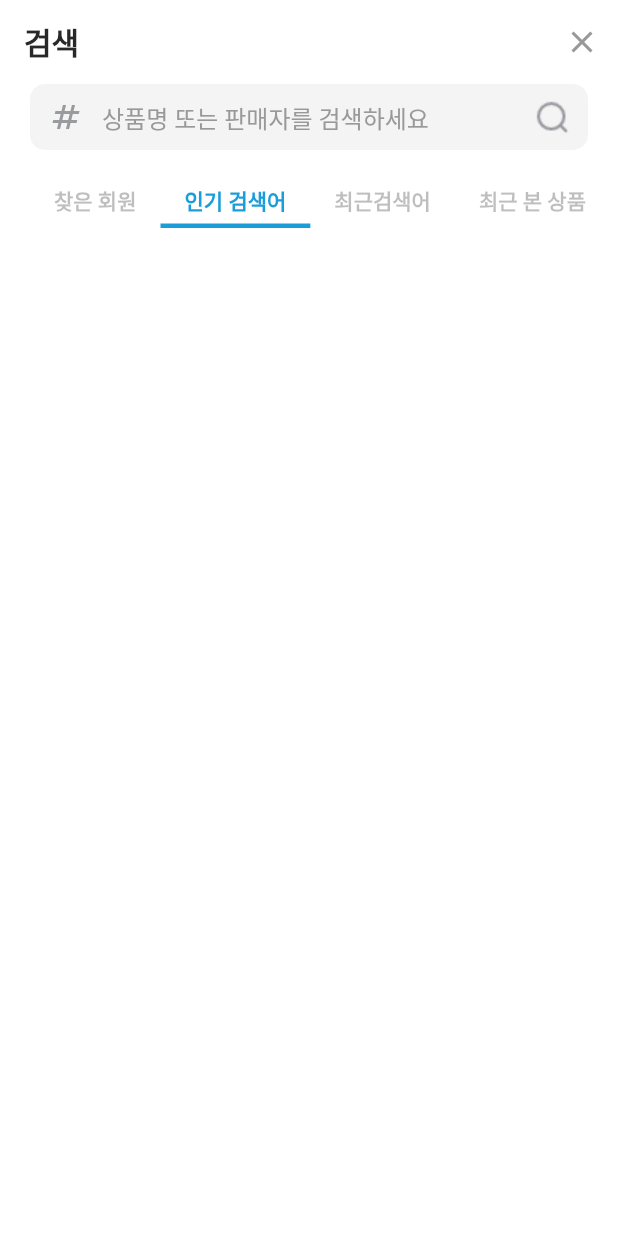
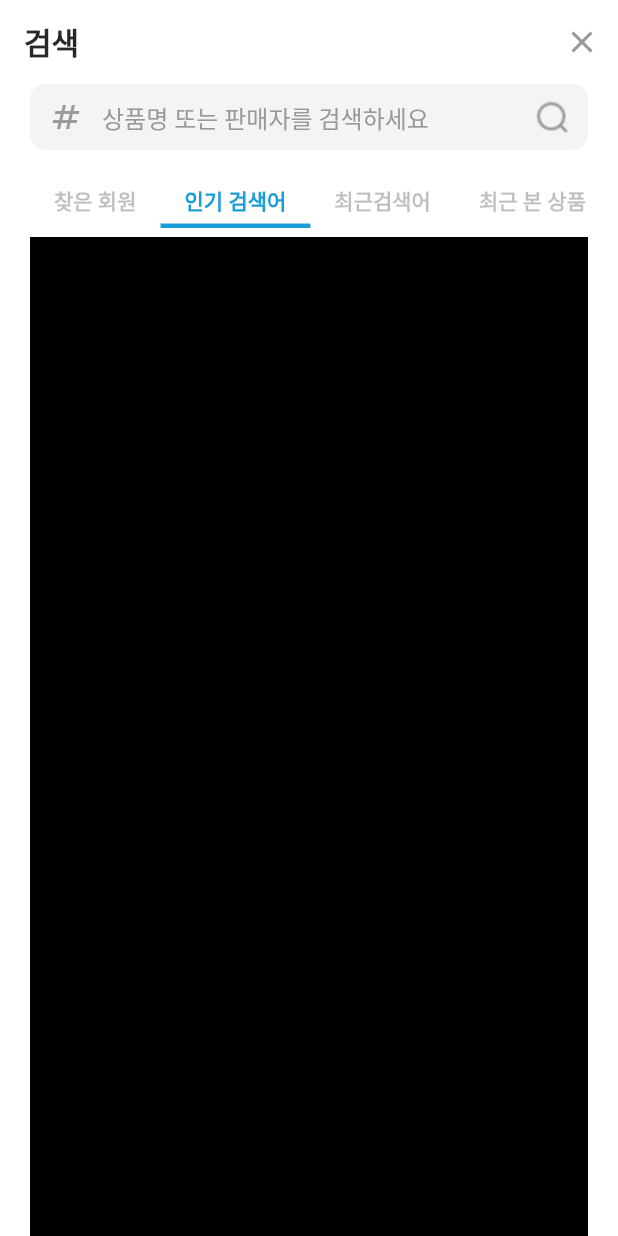
Before and after one commit to dodamtanguri/palrago_ui, a Flutter app: the RecentSearchView screen opened directly, after a tap on "인기 검색어", on a phone screen of 412 x 824 dp. Run offline on Flutter 3.47's test engine with Material 2 defaults, Android fonts, the phone set to English and light mode, and no system bars; our stand-ins replace flutter_hooks; missing offline and left inert: dart:ffi.

Commit message:
tab body test 완료

```diff
--- a/lib/feature/recent/recent_search_view.dart
+++ b/lib/feature/recent/recent_search_view.dart
@@ -1,7 +1,11 @@
 import 'package:flutter/material.dart';
 import 'package:flutter_hooks/flutter_hooks.dart';
-import 'package:palrago_ui/feature/recent/widgets/search_bar_widget_flexible.dart';
+import 'package:palrago_ui/feature/recent/enums/tab_category.dart';
+
+
 import 'package:palrago_ui/feature/recent/widgets/search_tab_bar_widget.dart';
+import 'package:palrago_ui/feature/recent/widgets/search_tab_body_container_widget.dart';
+
 
 import 'package:palrago_ui/feature/store/widgets/store_app_bar_widget.dart';
 import 'package:palrago_ui/ui/styles/margins.dart';
@@ -10,10 +14,13 @@ import 'package:palrago_ui/ui/styles/sizes.dart';
 import 'widgets/search_bar_widget.dart';
 
 class RecentSearchView extends HookWidget {
-  const RecentSearchView({super.key});
+  const RecentSearchView({
+    super.key,
+  });
 
   @override
   Widget build(BuildContext context) {
+    final selectedTab = useState<StoreTabCategory>(StoreTabCategory.foundMember);
     return Scaffold(
       //Store app bar 사용
       appBar: const StoreAppBarWidget(title: '검색'),
@@ -24,7 +31,8 @@ class RecentSearchView extends HookWidget {
             children: [
               SearchBarWidget(() {}),
               PlgMargins.v10,
-              SearchTabBarWidget((p0) {}),
+              SearchTabBarWidget((tab) => selectedTab.value = tab),
+              SearchTabBodyContainerWidget(category: selectedTab.value),
             ],
           ),
         ),
--- a/lib/feature/recent/widgets/search_bar_widget.dart
+++ b/lib/feature/recent/widgets/search_bar_widget.dart
@@ -1,6 +1,5 @@
 import 'package:flutter/material.dart';
 import 'package:flutter_hooks/flutter_hooks.dart';
-import 'package:font_awesome_flutter/font_awesome_flutter.dart';
 import 'package:palrago_ui/ui/styles/colors.dart';
 import 'package:palrago_ui/ui/styles/sizes.dart';
 import 'package:palrago_ui/ui/styles/styles.dart';
--- a/lib/feature/recent/widgets/search_bar_widget_flexible.dart
+++ b/lib/feature/recent/widgets/search_bar_widget_flexible.dart
@@ -1,6 +1,5 @@
 import 'package:flutter/material.dart';
 import 'package:flutter_hooks/flutter_hooks.dart';
-import 'package:font_awesome_flutter/font_awesome_flutter.dart';
 import 'package:palrago_ui/ui/styles/colors.dart';
 import 'package:palrago_ui/ui/styles/sizes.dart';
 import 'package:palrago_ui/ui/styles/styles.dart';
--- a/lib/feature/recent/widgets/search_tab_bar_widget.dart
+++ b/lib/feature/recent/widgets/search_tab_bar_widget.dart
@@ -1,6 +1,5 @@
 import 'package:flutter/material.dart';
 import 'package:flutter_hooks/flutter_hooks.dart';
-import 'package:palrago_ui/feature/py1002/widgets/search/search_tab_bar_widget.dart';
 import 'package:palrago_ui/feature/recent/enums/tab_category.dart';
 import 'package:palrago_ui/feature/recent/widgets/search_tab_button_widget.dart';
 
@@ -31,22 +30,26 @@ class SearchTabBarWidget extends HookWidget {
 
     List<Widget> buttons = categories
         .map(
-          (value) => SearchTabButtonWidget(
-            category: value.category,
-            onPressed: (index) {
-              buttonSelected.value = value.category;
+          (button) => SearchTabButtonWidget(
+            tag: button.category,
+            onPressed: (tag) {
+              buttonSelected.value = button.category;
+              onTabSelectedClicked(tag);
             },
-            index: value.category.tabId,
-            selectIndex: buttonSelected.value,
+            selected: buttonSelected.value == button.category,
           ),
         )
         .toList();
-    return SingleChildScrollView(
-      scrollDirection: Axis.horizontal,
-      child: Row(
-        mainAxisAlignment: MainAxisAlignment.spaceBetween,
-        children: buttons,
-      ),
+    return Column(
+      children: [
+        SingleChildScrollView(
+          scrollDirection: Axis.horizontal,
+          child: Row(
+            mainAxisAlignment: MainAxisAlignment.spaceBetween,
+            children: buttons,
+          ),
+        ),
+      ],
     );
   }
 }
--- /dev/null
+++ b/lib/feature/recent/widgets/search_tab_body_container_widget.dart
@@ -0,0 +1,33 @@
+import 'package:flutter/material.dart';
+import 'package:flutter_hooks/flutter_hooks.dart';
+import 'package:palrago_ui/feature/recent/enums/tab_category.dart';
+import 'package:palrago_ui/feature/recent/widgets/tabBody/search_body_found_membet_widget.dart';
+import 'package:palrago_ui/feature/recent/widgets/tabBody/search_body_popular_widget.dart';
+import 'package:palrago_ui/feature/recent/widgets/tabBody/search_body_recentlyKeword_widget.dart';
+import 'package:palrago_ui/feature/recent/widgets/tabBody/search_body_recently_product_widget.dart';
+
+class SearchTabBodyContainerWidget extends HookWidget {
+  const SearchTabBodyContainerWidget({super.key, required this.category});
+  final StoreTabCategory category;
+
+  @override
+  Widget build(BuildContext context) {
+    Widget child;
+    switch (category) {
+
+      case StoreTabCategory.recentlyKeyword:
+        child =  SearchTabBodyRecentlyKeywordWidget(tag : category);
+        break;
+      case StoreTabCategory.popular:
+        child = const SearchTabBodyPopularWidget();
+        break;
+      case StoreTabCategory.recentlyProduct:
+        child = const SearchTabBodyRecentlyProductWidget();
+        break;
+      case StoreTabCategory.foundMember:
+        child = const SearchTabBodyFoundMemberWidget();
+        break;
+    }
+    return Container(child: child);
+  }
+}
--- a/lib/feature/recent/widgets/search_tab_button_widget.dart
+++ b/lib/feature/recent/widgets/search_tab_button_widget.dart
@@ -1,39 +1,34 @@
 import 'package:flutter/material.dart';
 import 'package:flutter_hooks/flutter_hooks.dart';
-import 'package:palrago_ui/feature/market/widgets/market_tab_bar_widget.dart';
 import 'package:palrago_ui/feature/recent/enums/tab_category.dart';
 import 'package:palrago_ui/ui/styles/colors.dart';
-import 'package:palrago_ui/ui/styles/margins.dart';
-import 'package:palrago_ui/ui/styles/sizes.dart';
 import 'package:palrago_ui/ui/styles/styles.dart';
 
 class SearchTabButtonWidget extends HookWidget {
   const SearchTabButtonWidget({
-    required this.category,
+    required this.tag,
     required this.onPressed,
-    required this.index,
-    required this.selectIndex,
+    required this.selected,
     super.key,
   });
-  final StoreTabCategory category;
-  final Function onPressed;
-  final int index;
-  final StoreTabCategory selectIndex;
+  final StoreTabCategory tag;
+  final void Function(StoreTabCategory) onPressed;
+  final bool selected;
 
   @override
   Widget build(BuildContext context) {
     return OutlinedButton(
-      onPressed: () => onPressed(index),
+      onPressed: () => onPressed(tag),
       style: OutlinedButton.styleFrom(
         splashFactory: NoSplash.splashFactory,
-        side: selectIndex.tabId == index
+        side: selected
             ? const BorderSide(width: 3.0, color: PlgColor.primary_ff1b9dd9)
             : const BorderSide(width: 0, color: Colors.transparent),
         shape: LinearBorder.bottom(),
       ),
       child: Text(
-        category.title,
-        style: selectIndex.tabId == index ?
+        tag.title,
+        style: selected ?
           PlgStyles.subtitle2Primary_ff1b9dd9_14 : PlgStyles.subtitle2B3_4d282828_14
       ),
     );
--- /dev/null
+++ b/lib/feature/recent/widgets/tabBody/search_body_found_membet_widget.dart
@@ -0,0 +1,15 @@
+import 'package:flutter/material.dart';
+import 'package:flutter_hooks/flutter_hooks.dart';
+
+class SearchTabBodyFoundMemberWidget extends HookWidget {
+  const SearchTabBodyFoundMemberWidget({super.key});
+
+  @override
+  Widget build(BuildContext context) {
+    return  Container(
+          width: MediaQuery.of(context).size.width,
+      height: MediaQuery.of(context).size.height,
+      color: Colors.blue,
+    );
+  }
+}
--- /dev/null
+++ b/lib/feature/recent/widgets/tabBody/search_body_popular_widget.dart
@@ -0,0 +1,15 @@
+import 'package:flutter/material.dart';
+import 'package:flutter_hooks/flutter_hooks.dart';
+
+class SearchTabBodyPopularWidget extends HookWidget {
+  const SearchTabBodyPopularWidget({super.key});
+
+  @override
+  Widget build(BuildContext context) {
+    return Container(
+            width: MediaQuery.of(context).size.width,
+      height: MediaQuery.of(context).size.height,
+      color: Colors.black,
+    );
+  }
+}
```
Also changed, not shown: lib/feature/home.dart (+0 -11 lines), lib/feature/recent/tab_button_test_view.dart (deleted, +0 -21 lines), lib/feature/recent/widgets/tabBody/search_body_recentlyKeword_widget.dart (added, +19 -0 lines), lib/feature/recent/widgets/tabBody/search_body_recently_product_widget.dart (added, +16 -0 lines).
